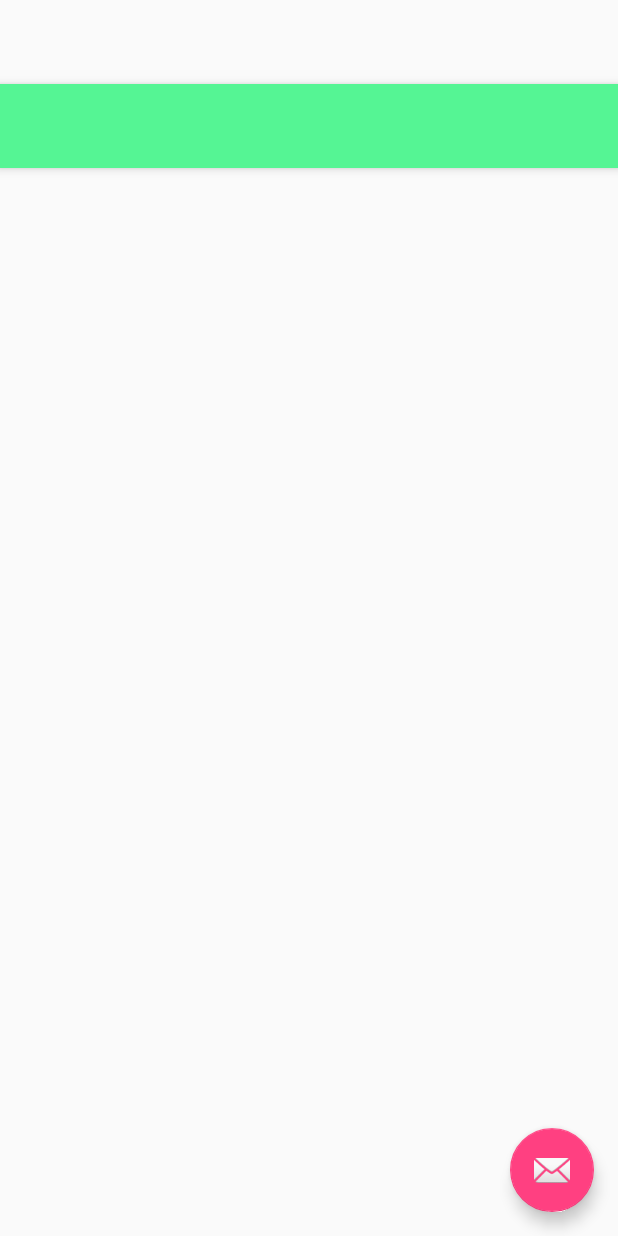
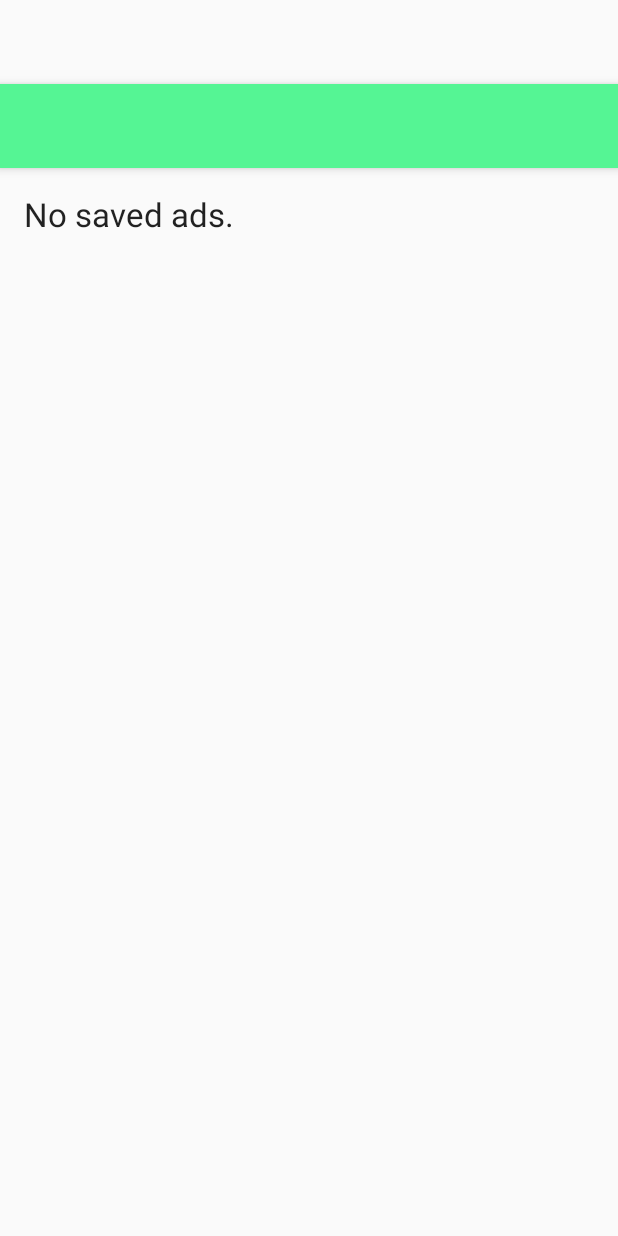
Before and after one commit to PromoPass/promopass.github.io, an Android app: the layout activity_list_saved_ads.xml on its own in the app's theme, with its tools: preview values and no code run, on a phone screen of 412 x 824 dp. Run offline under Robolectric (Android 15) with nearby library versions, the phone set to English and light mode, and no system bars.

Commit message:
List Saved Ads

```diff
--- a/PromoPass/app/src/main/java/nmotion/promopass/ListNearbyProviders.java
+++ b/PromoPass/app/src/main/java/nmotion/promopass/ListNearbyProviders.java
@@ -143,12 +143,12 @@ public class ListNearbyProviders extends AppCompatActivity {
         switch (item.getItemId()) {
             case R.id.action_favorite:
                 Reader.update("http://fendatr.com/api/v1/preferences/consumer/" + selectedAd.getConsumerID() + "/business/" + selectedAd.getBusinessID() +  "/favorite");
-                Toast.makeText(this, selectedAd.toString() + ": This ad has been favorited.", Toast.LENGTH_LONG).show();
+                Toast.makeText(this, selectedAd.toString() + ": This business has been favorited.", Toast.LENGTH_LONG).show();
                 break;
             case R.id.action_block:
                 Reader.update("http://fendatr.com/api/v1/received/ad/" + selectedAd.getReceivedAdID() + "/clear");
                 Reader.update("http://fendatr.com/api/v1/preferences/consumer/" + selectedAd.getConsumerID() + "/business/" + selectedAd.getBusinessID() + "/block");
-                Toast.makeText(this, selectedAd.toString() + ": This provider has been blocked.", Toast.LENGTH_LONG).show();
+                Toast.makeText(this, selectedAd.toString() + ": This business has been blocked.", Toast.LENGTH_LONG).show();
                 nearbyProviders.remove(selectedAd);
                 break;
             case R.id.action_save:
--- a/PromoPass/app/src/main/java/nmotion/promopass/MainActivity.java
+++ b/PromoPass/app/src/main/java/nmotion/promopass/MainActivity.java
@@ -21,6 +21,8 @@ public class MainActivity extends AppCompatActivity {
         setTitle("Main Menu");
         Toolbar toolbar = (Toolbar) findViewById(R.id.toolbar);
         setSupportActionBar(toolbar);
+
+        DeviceIdentifier.id(this);
 
         mainListView = (ListView) findViewById(R.id.main_list);
         mainList = new ArrayAdapter<String>(this, android.R.layout.simple_list_item_1);
--- a/PromoPass/app/src/main/res/layout/activity_list_saved_ads.xml
+++ b/PromoPass/app/src/main/res/layout/activity_list_saved_ads.xml
@@ -23,12 +23,4 @@
 
     <include layout="@layout/content_list_saved_ads" />
 
-    <android.support.design.widget.FloatingActionButton
-        android:id="@+id/fab"
-        android:layout_width="wrap_content"
-        android:layout_height="wrap_content"
-        android:layout_gravity="bottom|end"
-        android:layout_margin="@dimen/fab_margin"
-        android:src="@android:drawable/ic_dialog_email" />
-
 </android.support.design.widget.CoordinatorLayout>
--- a/PromoPass/app/src/main/res/layout/content_list_saved_ads.xml
+++ b/PromoPass/app/src/main/res/layout/content_list_saved_ads.xml
@@ -4,12 +4,24 @@
     xmlns:tools="http://schemas.android.com/tools"
     android:layout_width="match_parent"
     android:layout_height="match_parent"
-    android:paddingBottom="@dimen/activity_vertical_margin"
-    android:paddingLeft="@dimen/activity_horizontal_margin"
-    android:paddingRight="@dimen/activity_horizontal_margin"
-    android:paddingTop="@dimen/activity_vertical_margin"
     app:layout_behavior="@string/appbar_scrolling_view_behavior"
     tools:context="nmotion.promopass.ListSavedAds"
     tools:showIn="@layout/activity_list_saved_ads">
 
+    <ListView
+        android:layout_width="match_parent"
+        android:layout_height="match_parent"
+        android:id="@+id/savedAds_list"
+        android:choiceMode="singleChoice" />
+
+    <TextView android:id="@+id/emptySaved"
+        android:layout_width="match_parent"
+        android:layout_height="match_parent"
+        android:textAppearance="?android:attr/textAppearanceLarge"
+        android:paddingBottom="@dimen/activity_vertical_margin"
+        android:paddingLeft="@dimen/activity_horizontal_margin"
+        android:paddingRight="@dimen/activity_horizontal_margin"
+        android:paddingTop="@dimen/activity_vertical_margin"
+        android:text="@string/emptySavedAds"/>
+
 </RelativeLayout>
--- a/PromoPass/app/src/main/res/values/strings.xml
+++ b/PromoPass/app/src/main/res/values/strings.xml
@@ -11,4 +11,5 @@
     <string name="emptyNearbyList">No businesses are near you.</string>
     <string name="title_activity_main">MainActivity</string>
     <string name="title_activity_list_saved_ads">ListSavedAds</string>
+    <string name="emptySavedAds">No saved ads.</string>
 </resources>
```
Also changed, not shown: PromoPass/app/src/main/java/nmotion/promopass/ListSavedAds.java (+11 -11 lines), PromoPass/app/src/main/java/nmotion/promopass/ViewAd.java (+2 -11 lines), PromoPass/app/src/main/res/layout/content_list_nearby_providers.xml (+4 -4 lines), 1 other file.
